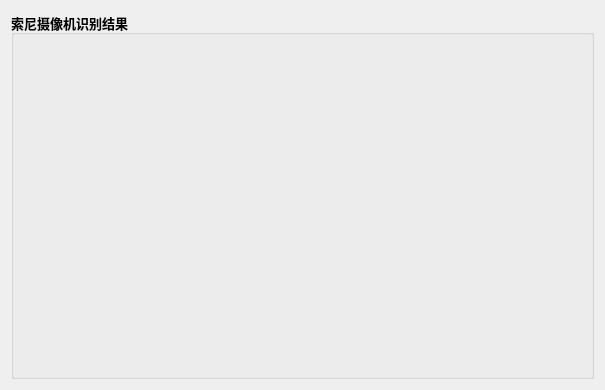
zzw168/MainCtl, file Camera_Ui.ui: the form before one commit.
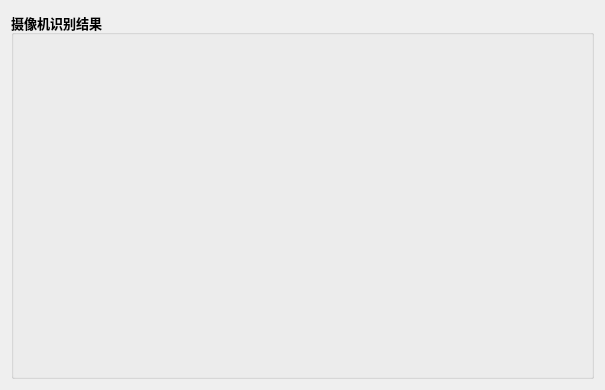
The form after the commit.

Diff of the .ui file:
```diff
--- a/Camera_Ui.ui
+++ b/Camera_Ui.ui
@@ -30,7 +30,7 @@
       </font>
      </property>
      <property name="title">
-      <string>索尼摄像机识别结果</string>
+      <string>摄像机识别结果</string>
      </property>
      <property name="alignment">
       <set>Qt::AlignmentFlag::AlignLeading|Qt::AlignmentFlag::AlignLeft|Qt::AlignmentFlag::AlignVCenter</set>
```
